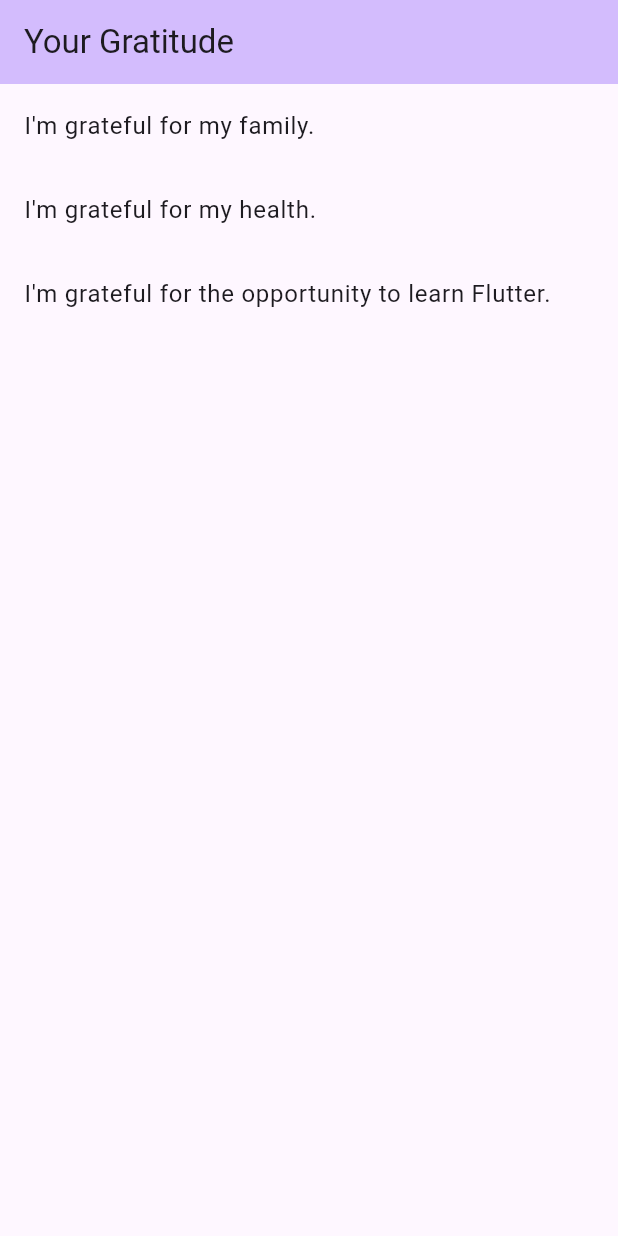
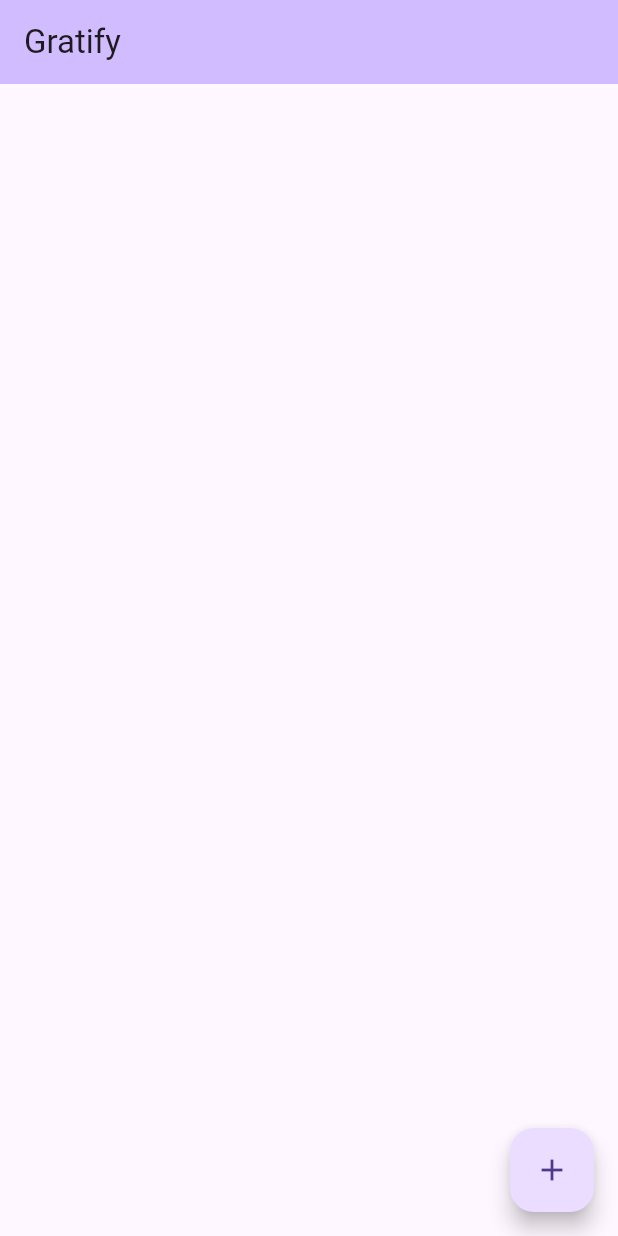
Before and after one commit to kushagra-xo/gratitude, a Flutter app: the screen it shows after launch, on a phone screen of 412 x 824 dp. Run offline on Flutter 3.47's test engine with Material 3 defaults, Android fonts, the phone set to English and light mode, and no system bars.

Commit message:
feat:(fab and dynamic list)

```diff
--- a/lib/main.dart
+++ b/lib/main.dart
@@ -18,10 +18,10 @@ class MyApp extends StatelessWidget {
     return MaterialApp(
       title: 'Gratitude App',
       theme: ThemeData(
-        colorScheme: ColorScheme.fromSeed(seedColor: Colors.deepPurple),
         useMaterial3: true,
       ),
-      home: const MyHomePage(title: 'Your Gratitude'),
+      home: const MyHomePage(title: 'Gratify'),
+      debugShowCheckedModeBanner: false,
     );
   }
   // mostly has meta-data such as the title, type of theme and so on
@@ -50,6 +50,39 @@ class MyHomePage extends StatefulWidget {
 }
 
 class _MyHomePageState extends State<MyHomePage> {
+  List<String> _entries = []; // this is a list of entries
+  void _showAddEntryDialog(){ // this function handles the clicking of FAB(floating action button)
+    /*
+    A text editing controller object is your way to interact with the user input.
+    You can use this to access the text inserted by the user in the text field.
+     */
+    final TextEditingController controller = TextEditingController();
+    showDialog(
+      context: context, // context is morever like, where and with what tools am i supposed to build this widget
+      builder: (BuildContext context){ // builder is like the recipe of construction
+        return AlertDialog(
+           title: Text("Add new entry"),
+          content: TextField(
+            controller: controller,
+            decoration: InputDecoration(hintText: "What are you grateful for?"),
+          ),
+          actions: [
+            TextButton(onPressed: () {
+              Navigator.of(context).pop();
+            }, child: const Text("Cancel")
+            ),
+            TextButton(onPressed: (){
+              setState(() {
+                _entries.add(controller.text);
+              });
+              Navigator.of(context).pop();
+            }, child: const Text("Add")
+            )
+          ],
+        );
+      }
+    );
+  }
   @override
   Widget build(BuildContext context) {
     return Scaffold( // provides basic structure for the screen
@@ -57,18 +90,17 @@ class _MyHomePageState extends State<MyHomePage> {
         backgroundColor: Theme.of(context).colorScheme.inversePrimary,
         title: Text(widget.title),
       ),
-      body: ListView(
-        children: const [
-          ListTile(
-            title: Text("I'm grateful for my family."),
-          ),
-          ListTile(
-            title: Text("I'm grateful for my health."),
-          ),
-          ListTile(
-            title: Text("I'm grateful for the opportunity to learn Flutter."),
-          ),
-        ],
+      floatingActionButton:FloatingActionButton(
+        onPressed: _showAddEntryDialog,
+        child: const Icon(Icons.add),
+      ),
+      body: ListView.builder(
+        itemCount: _entries.length,
+        itemBuilder: (BuildContext context, int index){
+          return ListTile(
+          title: Text(_entries[index]),
+          );
+        }
       ),
     );
   }
```
